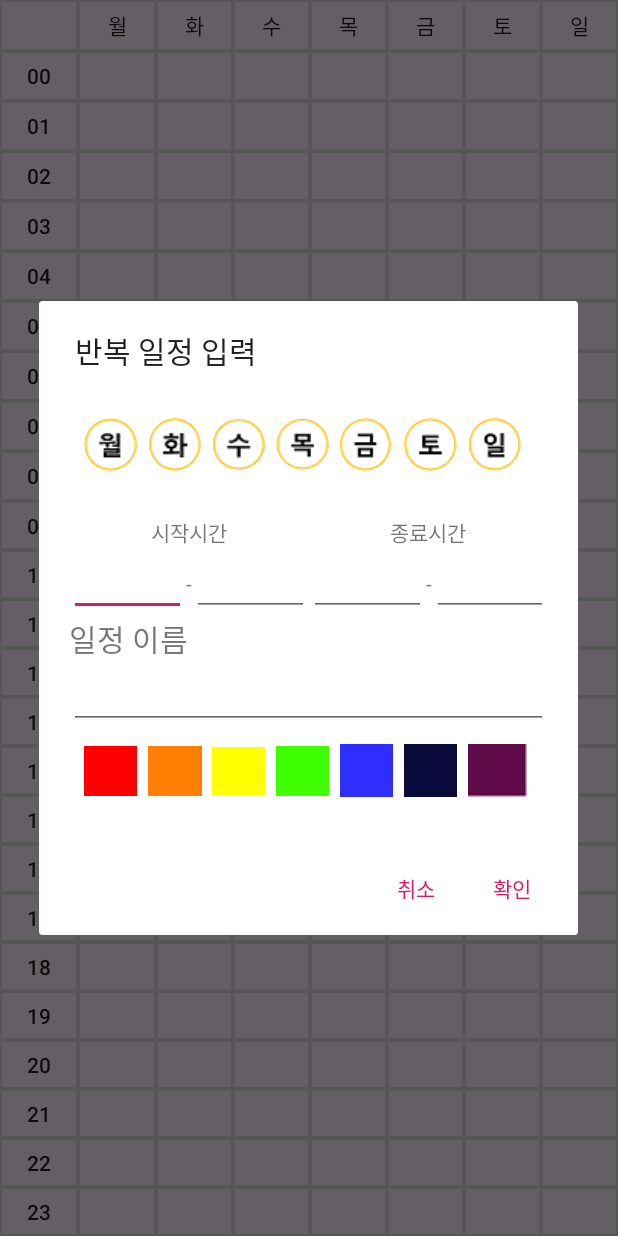
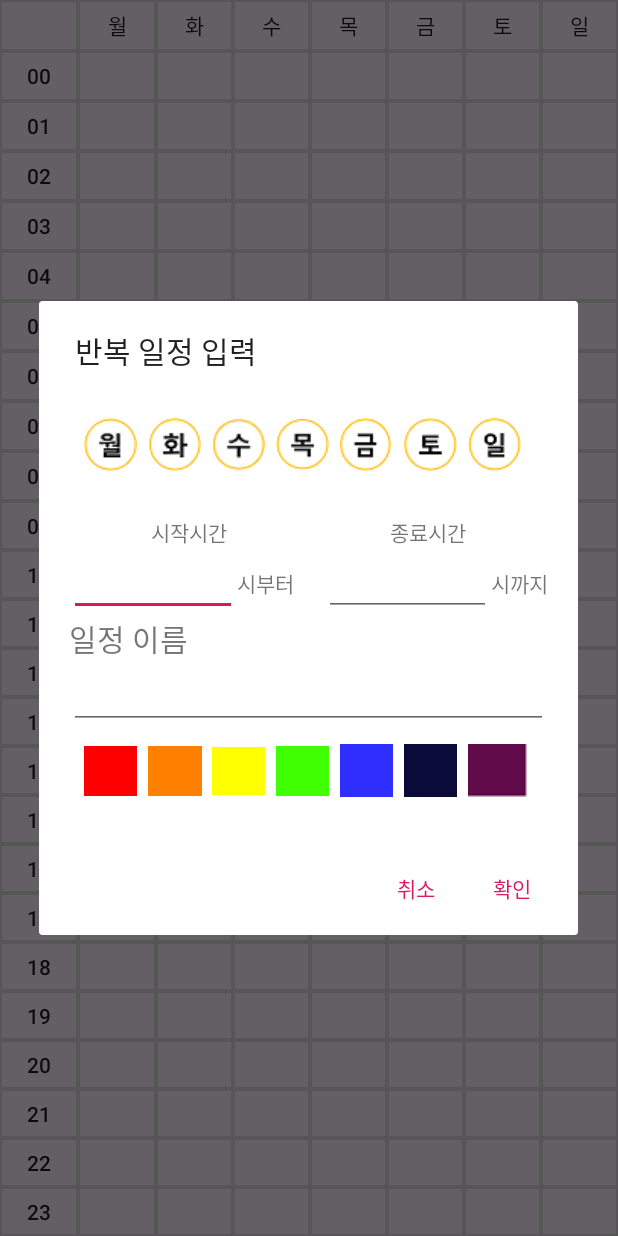
Before and after one commit to lozenia64/TimeCircle, an Android app: the TabActivity_2 screen opened directly, with no data from a screen before it, after a tap on an icon or button, on a phone screen of 412 x 824 dp. Run offline under Robolectric (Android 15) with nearby library versions, the phone set to English and light mode, and no system bars.

Commit message:
탭2 분 삭제
분 삭제

```diff
--- a/app/src/main/java/com/example/ljy93/timecircle/TabActivity_2.java
+++ b/app/src/main/java/com/example/ljy93/timecircle/TabActivity_2.java
@@ -52,11 +52,9 @@ public class TabActivity_2 extends Activity {
     };
     int i;
     View dialogView;
-    EditText edtName, edtTime1, edtTime2, edtTime3, edtTime4;
+    EditText edtName, edtTime1, edtTime2;
     RadioGroup radioWeek, radioColor;
     Intent intent;
-
-
 
     @Override
     protected void onCreate(Bundle savedInstanceState) {
@@ -111,8 +109,6 @@ public class TabActivity_2 extends Activity {
                             }
                             edtTime1 = (EditText) dialogView.findViewById(R.id.selectTime_2_1);
                             edtTime2 = (EditText) dialogView.findViewById(R.id.selectTime_2_2);
-                            edtTime3 = (EditText) dialogView.findViewById(R.id.selectTime_2_3);
-                            edtTime4 = (EditText) dialogView.findViewById(R.id.selectTime_2_4);
                             edtName = (EditText) dialogView.findViewById(R.id.selectName_2);
                             radioColor = (RadioGroup) dialogView.findViewById(R.id.radioGroupColor_2);
                             switch (radioColor.getCheckedRadioButtonId()){
@@ -140,8 +136,8 @@ public class TabActivity_2 extends Activity {
                             }
 
                             String day = touchedWeek;
-                            String stime = edtTime1.getText().toString()+""+edtTime2.getText().toString();
-                            String etime = edtTime3.getText().toString()+""+edtTime4.getText().toString();
+                            String stime = edtTime1.getText().toString();
+                            String etime = edtTime2.getText().toString();
                             String name = edtName.getText().toString();
                             String color = touchedColor;
                             DbHandler2 dbHandler = new DbHandler2(TabActivity_2.this);
--- a/app/src/main/res/layout/activity2_timeselect.xml
+++ b/app/src/main/res/layout/activity2_timeselect.xml
@@ -103,7 +103,11 @@
         <TextView
             android:layout_width="wrap_content"
             android:layout_height="wrap_content"
-            android:text="-"/>
+            android:text="시부터"/>
+
+        <TextView
+            android:layout_width="20dp"
+            android:layout_height="wrap_content" />
 
         <EditText
             android:id="@+id/selectTime_2_2"
@@ -112,24 +116,10 @@
             android:layout_height="wrap_content"
             android:textAlignment="center"/>
 
-        <EditText
-            android:id="@+id/selectTime_2_3"
-            android:layout_weight="1"
-            android:layout_width="match_parent"
-            android:layout_height="wrap_content"
-            android:textAlignment="center"/>
-
         <TextView
             android:layout_width="wrap_content"
             android:layout_height="wrap_content"
-            android:text="-"/>
-
-        <EditText
-            android:id="@+id/selectTime_2_4"
-            android:layout_weight="1"
-            android:layout_width="match_parent"
-            android:layout_height="wrap_content"
-            android:textAlignment="center"/>
+            android:text="시까지"/>
 
     </LinearLayout>
 
```
